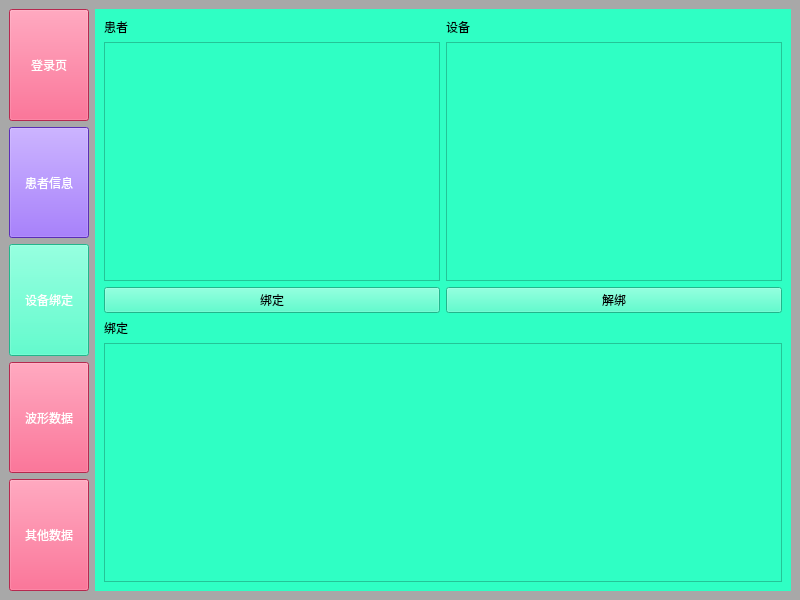
Before: the Qt Designer form healthProjAdmin/mainwindow.ui in HEU-F8-PRACTICE/healthProjAdmin, drawn with Qt 5.
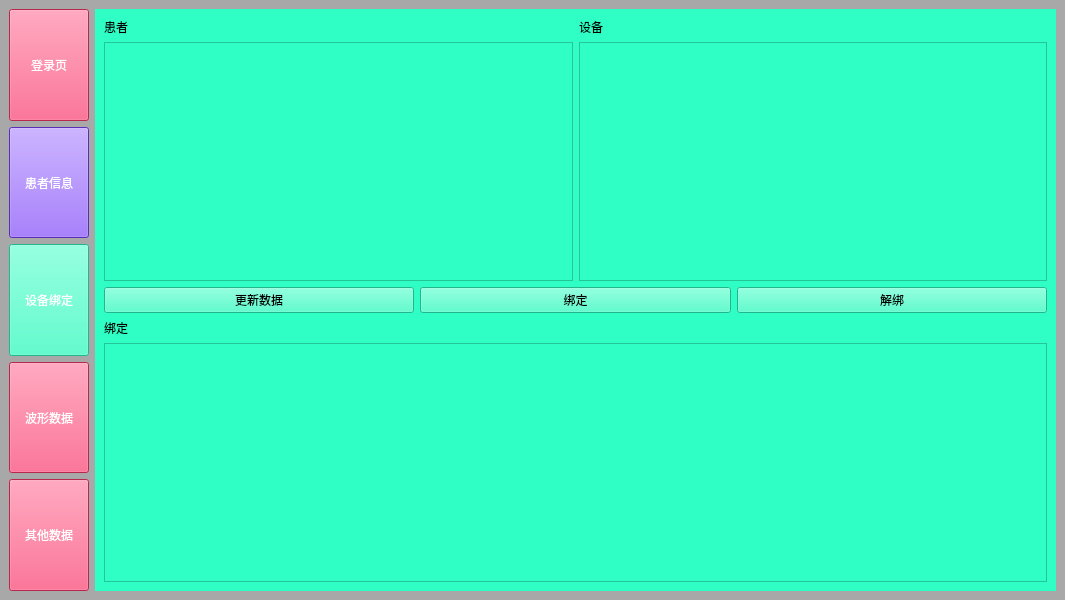
After: the same form once the commit is applied.

Commit message: 完成设备绑定功能

Diff of the .ui file:
```diff
--- a/healthProjAdmin/mainwindow.ui
+++ b/healthProjAdmin/mainwindow.ui
@@ -6,7 +6,7 @@
    <rect>
     <x>0</x>
     <y>0</y>
-    <width>800</width>
+    <width>1065</width>
     <height>600</height>
    </rect>
   </property>
@@ -409,6 +409,13 @@
           </item>
           <item>
            <layout class="QHBoxLayout" name="horizontalLayout_13">
+            <item>
+             <widget class="QPushButton" name="updateBindBtn">
+              <property name="text">
+               <string>更新数据</string>
+              </property>
+             </widget>
+            </item>
             <item>
              <widget class="QPushButton" name="bindBtn">
               <property name="text">
```
The commit also changes 2 other files.
